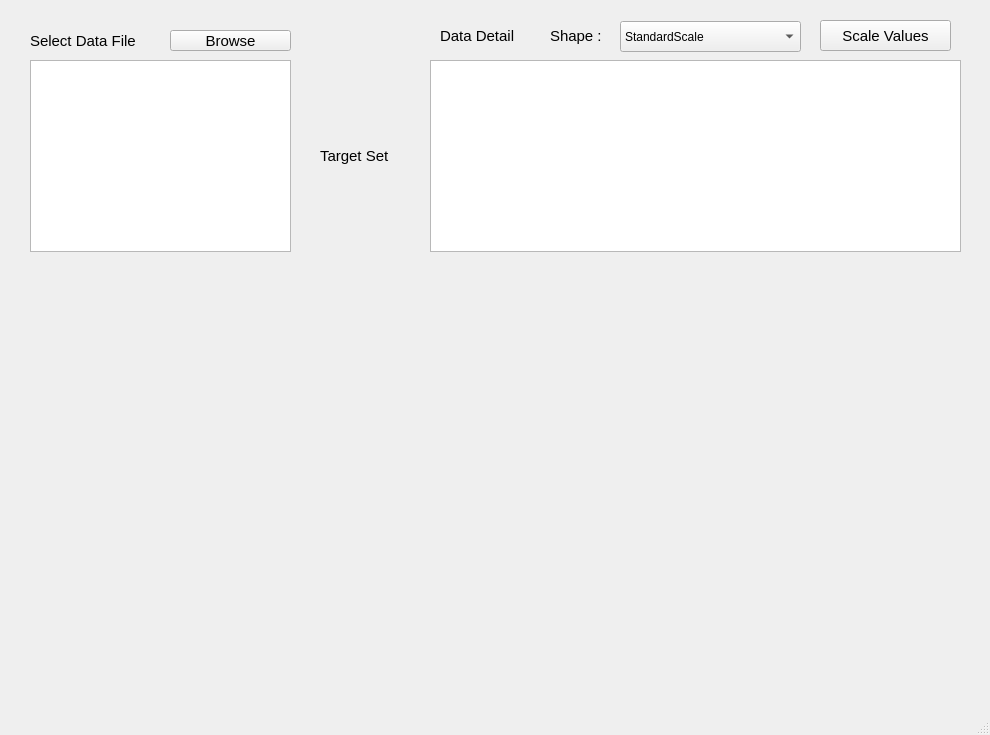
Old version of the form mainwindow.ui in the repository dlslrksk/ml_gui.
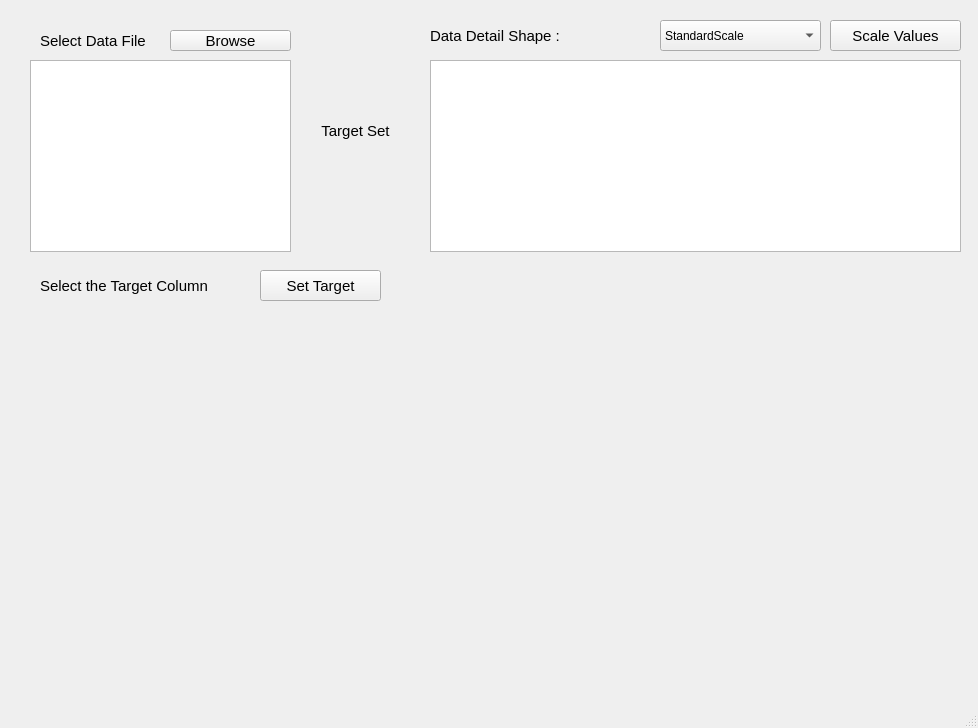
New version of the form.

```diff
--- a/mainwindow.ui
+++ b/mainwindow.ui
@@ -6,8 +6,8 @@
    <rect>
     <x>0</x>
     <y>0</y>
-    <width>990</width>
-    <height>735</height>
+    <width>978</width>
+    <height>728</height>
    </rect>
   </property>
   <property name="windowTitle">
@@ -17,7 +17,7 @@
    <widget class="QLabel" name="label">
     <property name="geometry">
      <rect>
-      <x>30</x>
+      <x>40</x>
       <y>30</y>
       <width>121</width>
       <height>21</height>
@@ -65,10 +65,10 @@
    <widget class="QLabel" name="label_29">
     <property name="geometry">
      <rect>
-      <x>320</x>
-      <y>140</y>
+      <x>310</x>
+      <y>110</y>
       <width>91</width>
-      <height>31</height>
+      <height>41</height>
      </rect>
     </property>
     <property name="font">
@@ -81,13 +81,16 @@
     <property name="text">
      <string>Target Set</string>
     </property>
+    <property name="alignment">
+     <set>Qt::AlignCenter</set>
+    </property>
    </widget>
    <widget class="QLabel" name="label_3">
     <property name="geometry">
      <rect>
-      <x>440</x>
+      <x>430</x>
       <y>20</y>
-      <width>91</width>
+      <width>141</width>
       <height>31</height>
      </rect>
     </property>
@@ -99,13 +102,13 @@
      </font>
     </property>
     <property name="text">
-     <string>Data Detail</string>
+     <string>Data Detail Shape :</string>
     </property>
    </widget>
    <widget class="QLabel" name="label_31">
     <property name="geometry">
      <rect>
-      <x>550</x>
+      <x>570</x>
       <y>20</y>
       <width>81</width>
       <height>31</height>
@@ -119,15 +122,15 @@
      </font>
     </property>
     <property name="text">
-     <string>Shape :</string>
+     <string/>
     </property>
    </widget>
    <widget class="QComboBox" name="scaler">
     <property name="geometry">
      <rect>
-      <x>620</x>
-      <y>21</y>
-      <width>181</width>
+      <x>660</x>
+      <y>20</y>
+      <width>161</width>
       <height>31</height>
      </rect>
     </property>
@@ -150,7 +153,7 @@
    <widget class="QPushButton" name="scale_btn">
     <property name="geometry">
      <rect>
-      <x>820</x>
+      <x>830</x>
       <y>20</y>
       <width>131</width>
       <height>31</height>
@@ -175,6 +178,67 @@
      </rect>
     </property>
    </widget>
+   <widget class="QLabel" name="label_2">
+    <property name="geometry">
+     <rect>
+      <x>40</x>
+      <y>270</y>
+      <width>211</width>
+      <height>31</height>
+     </rect>
+    </property>
+    <property name="font">
+     <font>
+      <pointsize>11</pointsize>
+      <weight>50</weight>
+      <bold>false</bold>
+     </font>
+    </property>
+    <property name="text">
+     <string>Select the Target Column</string>
+    </property>
+   </widget>
+   <widget class="QPushButton" name="submit_btn">
+    <property name="geometry">
+     <rect>
+      <x>260</x>
+      <y>270</y>
+      <width>121</width>
+      <height>31</height>
+     </rect>
+    </property>
+    <property name="font">
+     <font>
+      <pointsize>11</pointsize>
+     </font>
+    </property>
+    <property name="text">
+     <string>Set Target</string>
+    </property>
+   </widget>
+   <widget class="QLabel" name="target_col">
+    <property name="geometry">
+     <rect>
+      <x>310</x>
+      <y>160</y>
+      <width>91</width>
+      <height>41</height>
+     </rect>
+    </property>
+    <property name="font">
+     <font>
+      <pointsize>11</pointsize>
+      <weight>50</weight>
+      <bold>false</bold>
+     </font>
+    </property>
+    <property name="text">
+     <string/>
+    </property>
+    <property name="alignment">
+     <set>Qt::AlignCenter</set>
+    </property>
+   </widget>
   </widget>
   <widget class="QMenuBar" name="menubar">
    <property name="geometry">
```
Left out of the diff: 8 changed lines with no effect on the pictures.
